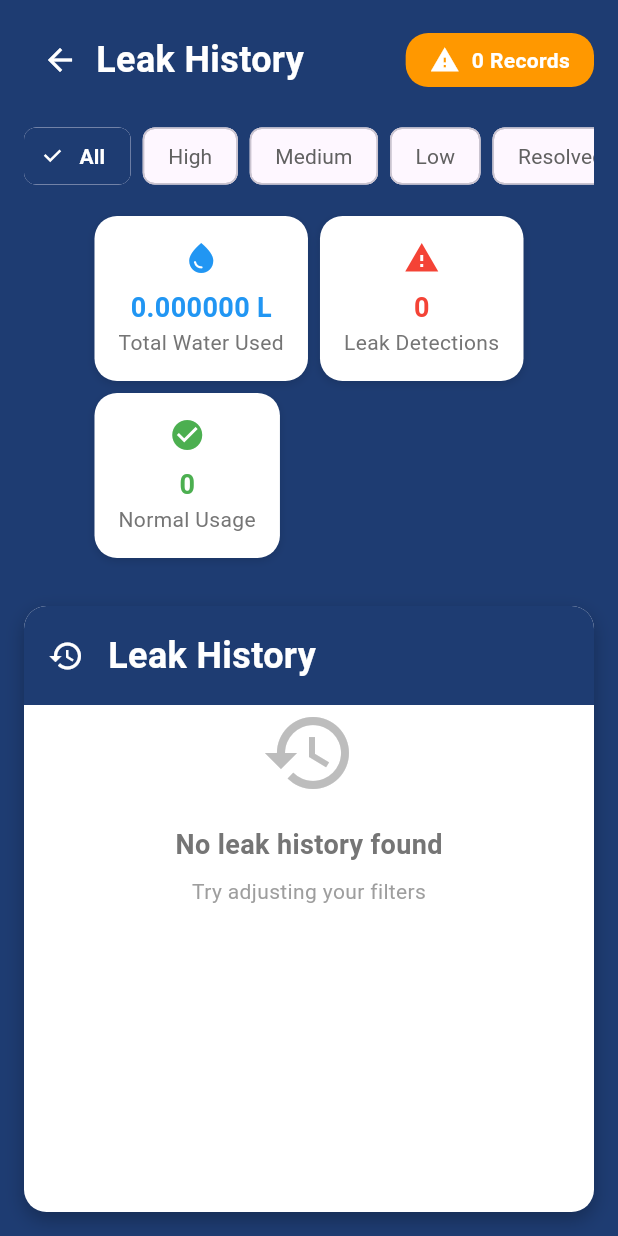
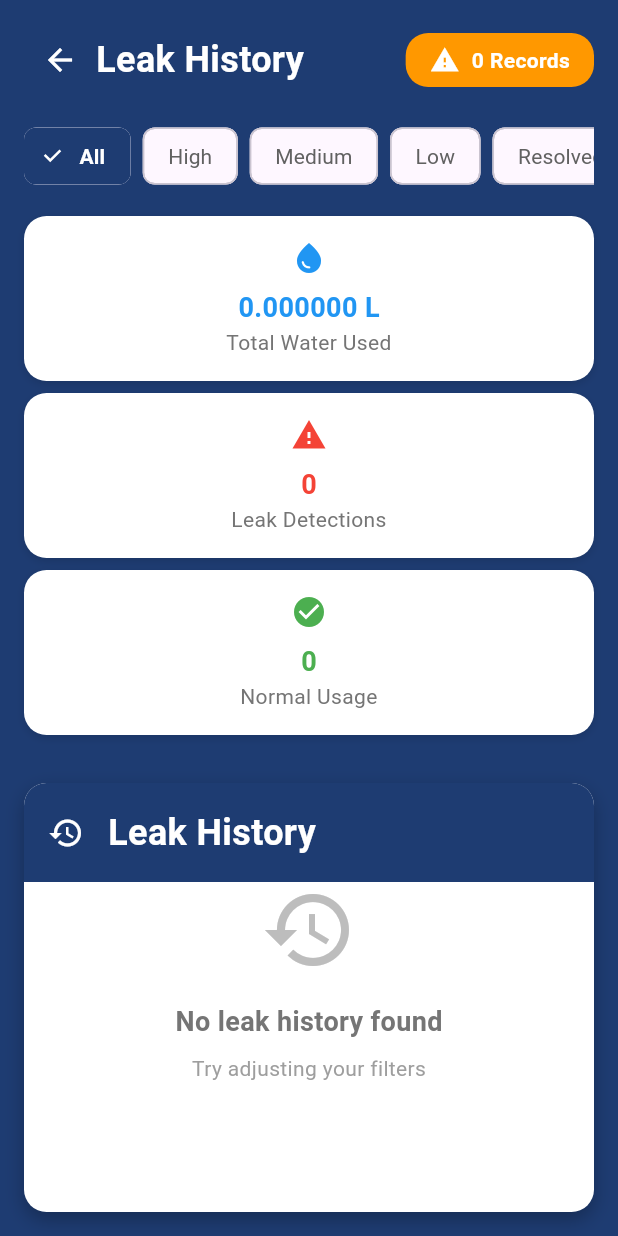
Before and after one commit to itmebael/WaterLeak, a Flutter app: the HistoryView screen opened directly, on a phone screen of 412 x 824 dp. Run offline on Flutter 3.47's test engine with Material 3 defaults, Android fonts, the phone set to English and light mode, and no system bars; our stand-ins replace csv, fl_chart, image_picker, share_plus, shared_preferences, supabase_flutter; accounts and stored records are empty.

Commit message:
Fix history stats layout (no Expanded inside Wrap)

```diff
--- a/lib/ui/views/history_view.dart
+++ b/lib/ui/views/history_view.dart
@@ -545,36 +545,56 @@ class _HistoryViewState extends State<HistoryView>
     return LayoutBuilder(
       builder: (context, constraints) {
         final r = Responsive(context);
-        return Container(
-          margin: EdgeInsets.all(r.mediumSpacing),
-          child: Wrap(
-            spacing: r.smallSpacing,
-            runSpacing: r.smallSpacing,
-            children: [
-              Expanded(
-                child: _buildStatCard(
+
+        // Common stat cards
+        final cards = <Widget>[
+          _buildStatCard(
             'Total Water Used',
             '${totalWaterUsed.toStringAsFixed(6)} L',
             Icons.water_drop,
             Colors.blue,
           ),
-              ),
-              Expanded(
-                child: _buildStatCard(
+          _buildStatCard(
             'Leak Detections',
             '$leakDetections',
             Icons.warning,
             Colors.red,
           ),
-              ),
-              Expanded(
-                child: _buildStatCard(
+          _buildStatCard(
             'Normal Usage',
             '$normalUsage',
             Icons.check_circle,
             Colors.green,
           ),
+        ];
+
+        // On narrow screens stack stats vertically, on wider screens use a row.
+        final bool isNarrow = constraints.maxWidth < 600;
+
+        if (isNarrow) {
+          return Container(
+            margin: EdgeInsets.all(r.mediumSpacing),
+            child: Column(
+              crossAxisAlignment: CrossAxisAlignment.stretch,
+              children: [
+                for (int i = 0; i < cards.length; i++) ...[
+                  if (i > 0) SizedBox(height: r.smallSpacing),
+                  cards[i],
+                ],
+              ],
             ),
+          );
+        }
+
+        return Container(
+          margin: EdgeInsets.all(r.mediumSpacing),
+          child: Row(
+            children: [
+              Expanded(child: cards[0]),
+              SizedBox(width: r.smallSpacing),
+              Expanded(child: cards[1]),
+              SizedBox(width: r.smallSpacing),
+              Expanded(child: cards[2]),
             ],
           ),
         );
```
Also changed, not shown: 7 other files. Lines whose indentation alone changed are shown as unchanged.
